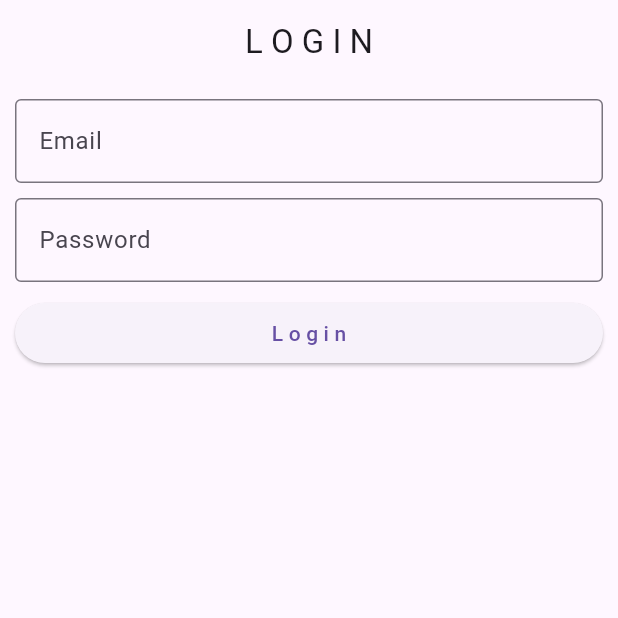
After one commit to azanarib/Bloc-Tutorial, a Flutter app: the screen it shows after launch, on a phone screen of 412 x 824 dp, the top half of it. The commit adds this screen. Run offline on Flutter 3.47's test engine with Material 3 defaults, Android fonts, the phone set to English and light mode, and no system bars; our stand-ins replace bloc, equatable, flutter_bloc, image_picker.

Commit message:
Login api

```diff
--- /dev/null
+++ b/lib/Bloc/Login/login_bloc.dart
@@ -0,0 +1,45 @@
+import 'package:flutter_bloc/flutter_bloc.dart';
+import 'login_event.dart';
+import 'login_state.dart';
+import 'package:http/http.dart' as http;
+
+class LoginBloc extends Bloc<LoginEvents, LoginState> {
+  LoginBloc() : super(LoginState()) {
+    on<EmailEvents>(_emailMethod);
+    on<PasswordEvents>(_passwordMethod);
+    on<LoginApiEvents>(_fetchLoginApi);
+  }
+  void _emailMethod(EmailEvents events, Emitter<LoginState> emit) {
+    emit(state.copyWith(email: events.email));
+  }
+
+  void _passwordMethod(PasswordEvents events, Emitter<LoginState> emit) {
+    emit(state.copyWith(password: events.password));
+  }
+
+  void _fetchLoginApi(LoginApiEvents event, Emitter<LoginState> emit) async {
+    Map<String, dynamic> data = {
+      "email": state.email,
+      "Password": state.password,
+    };
+    try {
+      final response = await http.post(
+        Uri.parse("https://reqres.in/api/login"),
+        body: data,
+      );
+
+      if (response.statusCode == response.statusCode) {
+                  state.copyWith(loginStatus: LoginStatus.success, message: "Successful");
+
+      } else {
+        emit(
+          state.copyWith(loginStatus: LoginStatus.error, message: "Try Again"),
+        );
+      }
+    } catch (e) {
+      emit(
+        state.copyWith(loginStatus: LoginStatus.error, message: e.toString()),
+      );
+    }
+  }
+}
--- /dev/null
+++ b/lib/Bloc/Login/login_event.dart
@@ -0,0 +1,24 @@
+import 'package:equatable/equatable.dart';
+
+abstract class LoginEvents extends Equatable {
+  const LoginEvents();
+  @override
+  List<Object?> get props => [];
+}
+
+class EmailEvents extends LoginEvents {
+  final String email;
+  const EmailEvents(this.email);
+  @override
+  List<Object?> get props => [email];
+}
+
+class PasswordEvents extends LoginEvents {
+  final String password;
+  const PasswordEvents({required this.password});
+
+  @override
+  List<Object?> get props => [password];
+}
+
+class LoginApiEvents extends LoginEvents {}
--- /dev/null
+++ b/lib/Bloc/Login/login_state.dart
@@ -0,0 +1,34 @@
+import 'package:equatable/equatable.dart';
+
+class LoginState extends Equatable {
+  final String email;
+  final String password;
+  final String message;
+  final LoginStatus loginStatus;
+
+  const LoginState({
+    this.email = "",
+    this.loginStatus = LoginStatus.initial,
+    this.message = "",
+    this.password = "",
+  });
+
+  LoginState copyWith({
+    String? email,
+    String? message,
+    String? password,
+    LoginStatus? loginStatus,
+  }) {
+    return LoginState(
+      email: email ?? this.email,
+      password: password ?? this.password,
+      message: message ?? this.message,
+      loginStatus: loginStatus ?? this.loginStatus,
+    );
+  }
+
+  @override
+  List<Object?> get props => [email, message, loginStatus, password];
+}
+
+enum LoginStatus { initial, success, loading, error }
--- /dev/null
+++ b/lib/UI/Login/login_screen.dart
@@ -0,0 +1,115 @@
+import 'package:bloc_tutorial/Bloc/Login/login_bloc.dart';
+import 'package:bloc_tutorial/Bloc/Login/login_event.dart';
+import 'package:bloc_tutorial/Bloc/Login/login_state.dart';
+import 'package:flutter/material.dart';
+import 'package:flutter_bloc/flutter_bloc.dart';
+
+class LoginScreen extends StatefulWidget {
+  const LoginScreen({super.key});
+
+  @override
+  State<LoginScreen> createState() => _LoginScreenState();
+}
+
+class _LoginScreenState extends State<LoginScreen> {
+  late LoginBloc _loginBloc;
+  FocusNode emailFocus = FocusNode();
+  FocusNode passwordFocus = FocusNode();
+
+  @override
+  void initState() {
+    super.initState();
+    _loginBloc = LoginBloc();
+  }
+
+  @override
+  Widget build(BuildContext context) {
+    return Scaffold(
+      appBar: AppBar(title: Center(child: Text("L O G I N"))),
+      body: BlocProvider(
+        create: (context) => _loginBloc,
+        child: Padding(
+          padding: EdgeInsetsGeometry.all(10),
+          child: Column(
+            children: [
+              BlocBuilder<LoginBloc, LoginState>(
+                buildWhen: (current, previous) =>
+                    current.email != previous.email,
+                builder: (context, state) {
+                  return TextFormField(
+                    keyboardType: TextInputType.emailAddress,
+                    focusNode: emailFocus,
+                    decoration: InputDecoration(
+                      hintText: "Email",
+                      border: OutlineInputBorder(),
+                    ),
+                    onChanged: (value) {
+                      context.read<LoginBloc>().add(EmailEvents(value));
+                    },
+                    onFieldSubmitted: (value) {},
+                  );
+                },
+              ),
+              SizedBox(height: 10),
+              BlocBuilder<LoginBloc, LoginState>(
+                buildWhen: (current, previous) =>
+                    current.password != previous.password,
+                builder: (context, state) {
+                  return TextFormField(
+                    keyboardType: TextInputType.visiblePassword,
+                    focusNode: passwordFocus,
+                    decoration: InputDecoration(
+                      hintText: "Password",
+                      border: OutlineInputBorder(),
+                    ),
+                    onChanged: (value) {
+                      context.read<LoginBloc>().add(
+                        PasswordEvents(password: value),
+                      );
+                    },
+                    onFieldSubmitted: (value) {},
+                  );
+                },
+              ),
+              SizedBox(height: 10),
+              BlocListener<LoginBloc, LoginState>(
+                listener: (context, state) {
+                  if (state.loginStatus == LoginStatus.error) {
+                    ScaffoldMessenger.of(context)
+                      ..hideCurrentSnackBar()
+                      ..showSnackBar(
+                        SnackBar(content: Text(state.message.toString())),
+                      );
+                  }
+                  if (state.loginStatus == LoginStatus.loading) {
+                    ScaffoldMessenger.of(context)
+                      ..hideCurrentSnackBar()
+                      ..showSnackBar(SnackBar(content: Text("Loading")));
+                    if (state.loginStatus == LoginStatus.success) {
+                      ScaffoldMessenger.of(context)
+                        ..hideCurrentSnackBar()
+                        ..showSnackBar(
+                          SnackBar(content: Text("Login Successful")),
+                        );
+                    }
+                  }
+                },
+                child: BlocBuilder<LoginBloc, LoginState>(
+                  buildWhen: (current, previous) => false,
+                  builder: (context, state) {
+                    return ElevatedButton(
+                      onPressed: () {
+                        context.read<LoginBloc>().add(LoginApiEvents());
+                      },
+                      child: Center(child: Text("L o g i n")),
+                    );
+                  },
+                ),
+              ),
+            ],
+          ),
+        ),
+      ),
+    );
+  }
+}
--- a/lib/main.dart
+++ b/lib/main.dart
@@ -5,6 +5,7 @@ import 'package:bloc_tutorial/Bloc/Repo/favourite_repo.dart';
 import 'package:bloc_tutorial/Bloc/Switch/switch_bloc.dart';
 import 'package:bloc_tutorial/Bloc/Todo/todo_bloc.dart';
 import 'package:bloc_tutorial/UI/CounterScreen/view.dart';
+import 'package:bloc_tutorial/UI/Login/login_screen.dart';
 import 'package:bloc_tutorial/Utils/image_picker_utils.dart';
 import 'package:flutter/material.dart';
 import 'package:flutter_bloc/flutter_bloc.dart';
@@ -26,7 +27,7 @@ class MyApp extends StatelessWidget {
         BlocProvider(create: (_) => FavouriteBloc(FavouriteRepository())),
         BlocProvider(create: (_) => PostBloc()),
       ],
-      child: MaterialApp(title: "Post Api", home: CounterApp()),
+      child: MaterialApp(title: "login", home: LoginScreen()),
     );
   }
 }
```
